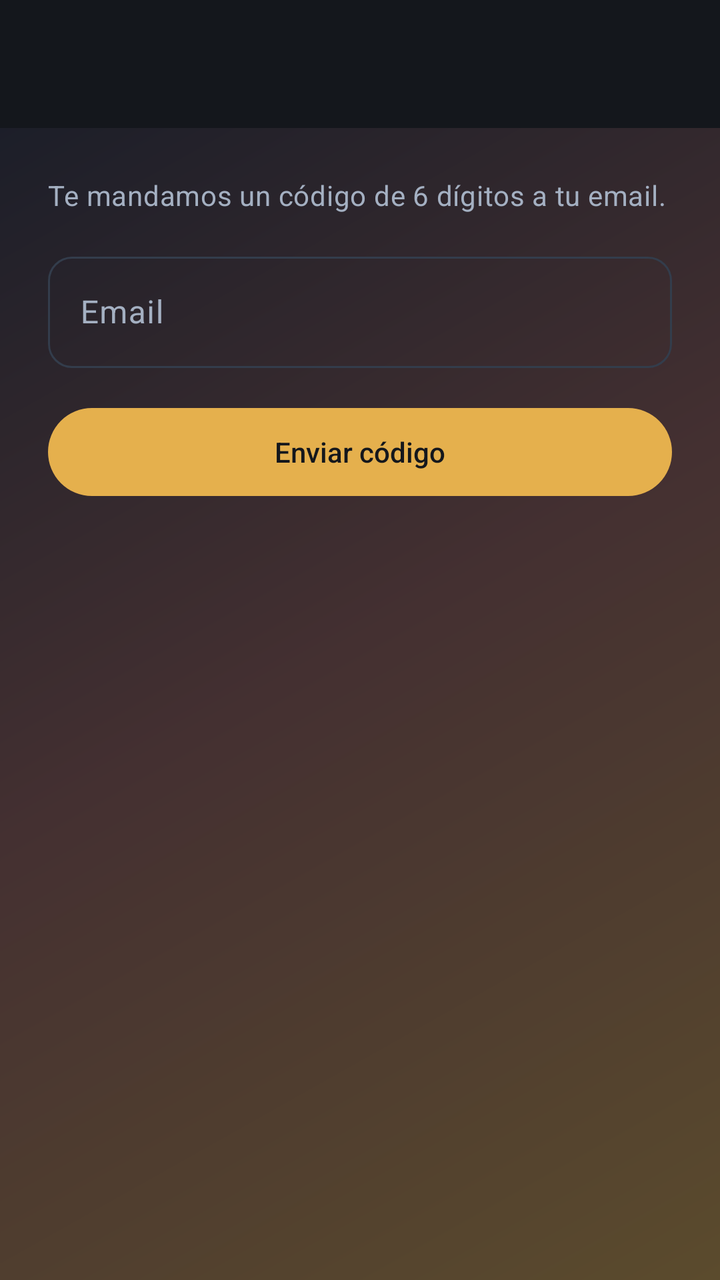
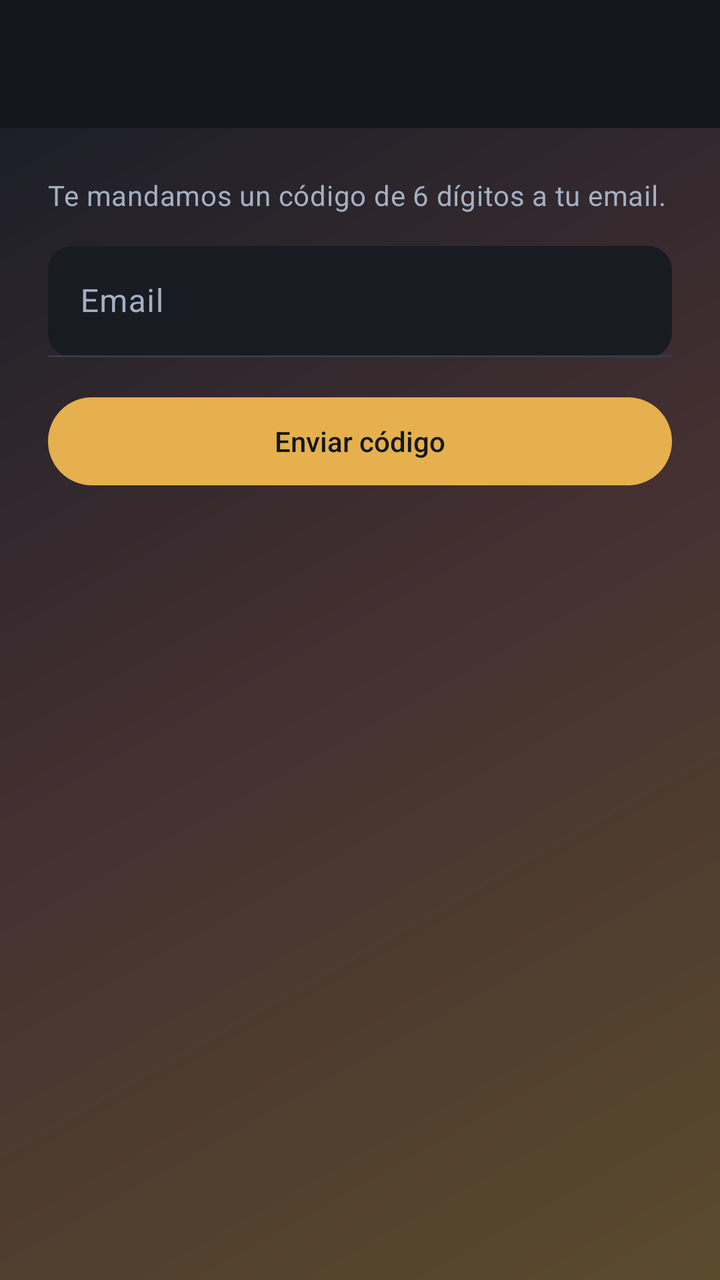

Screens rendered from an Android XML layout before and after an edit, with the pre-edit source and the edit as a unified diff.
<!-- AndroidManifest.xml: activity theme Theme.GestorPasantes.Login -->
<!-- res/layout/activity_recuperar_contrasena.xml -->
<?xml version="1.0" encoding="utf-8"?>
<LinearLayout xmlns:android="http://schemas.android.com/apk/res/android"
    xmlns:app="http://schemas.android.com/apk/res-auto"
    android:layout_width="match_parent"
    android:layout_height="match_parent"
    android:background="@drawable/bg_gradient_login"
    android:orientation="vertical">

    <androidx.appcompat.widget.Toolbar
        android:id="@+id/barraRecuperar"
        android:layout_width="match_parent"
        android:layout_height="?attr/actionBarSize"
        android:title="@string/titulo_recuperar_contrasena" />

    <ScrollView
        android:layout_width="match_parent"
        android:layout_height="0dp"
        android:layout_weight="1"
        android:fillViewport="true">

        <LinearLayout
            android:layout_width="match_parent"
            android:layout_height="wrap_content"
            android:orientation="vertical"
            android:padding="@dimen/espacio_lg">

            <TextView
                android:layout_width="match_parent"
                android:layout_height="wrap_content"
                android:layout_marginBottom="@dimen/espacio_md"
                android:text="@string/subtitulo_recuperar_contrasena"
                android:textAppearance="?attr/textAppearanceBodyMedium"
                android:textColor="@color/login_texto_secundario" />

            <com.google.android.material.textfield.TextInputLayout
                android:id="@+id/campoEmail"
                style="@style/Widget.Material3.TextInputLayout.OutlinedBox"
                android:layout_width="match_parent"
                android:layout_height="wrap_content"
                android:hint="@string/hint_email">

                <com.google.android.material.textfield.TextInputEditText
                    android:id="@+id/inputEmail"
                    android:layout_width="match_parent"
                    android:layout_height="wrap_content"
                    android:inputType="textEmailAddress" />
            </com.google.android.material.textfield.TextInputLayout>

            <com.google.android.material.button.MaterialButton
                android:id="@+id/botonEnviarCodigo"
                android:layout_width="match_parent"
                android:layout_height="wrap_content"
                android:layout_marginTop="@dimen/espacio_md"
                android:text="@string/boton_enviar_codigo" />

            <com.google.android.material.progressindicator.CircularProgressIndicator
                android:id="@+id/progresoRecuperar"
                android:layout_width="wrap_content"
                android:layout_height="wrap_content"
                android:layout_gravity="center_horizontal"
                android:layout_marginTop="@dimen/espacio_md"
                android:indeterminate="true"
                android:visibility="gone" />

        </LinearLayout>
    </ScrollView>
</LinearLayout>
<!-- resources referenced by this layout -->
<resources>
  <color name="login_texto_secundario">#A4B0C2</color>
  <dimen name="espacio_lg">24dp</dimen>
  <dimen name="espacio_md">16dp</dimen>
  <string name="boton_enviar_codigo">Enviar código</string>
  <string name="hint_email">Email</string>
  <string name="subtitulo_recuperar_contrasena">Te mandamos un código de 6 dígitos a tu email.</string>
  <string name="titulo_recuperar_contrasena">Recuperar contraseña</string>
  <style name="Theme.GestorPasantes" parent="Theme.Material3.DayNight.NoActionBar">
          <item name="colorPrimary">@color/primario</item>
          <item name="colorOnPrimary">@color/blanco</item>
          <item name="colorPrimaryContainer">@color/primario_contenedor</item>
          <item name="colorOnPrimaryContainer">@color/on_primario_contenedor</item>
          <item name="colorSecondary">@color/acento</item>
          <item name="colorOnSecondary">@color/on_acento</item>
          <item name="colorError">@color/error</item>
          <item name="colorOnError">@color/on_error</item>
          <item name="colorSurface">@color/superficie</item>
          <item name="colorOnSurface">@color/texto_principal</item>
          <item name="colorSurfaceVariant">@color/superficie_variante</item>
          <item name="colorOnSurfaceVariant">@color/texto_secundario</item>
          <item name="colorOutline">@color/contorno</item>
          <item name="android:colorBackground">@color/fondo</item>
          <item name="android:windowBackground">@color/fondo</item>
          <item name="android:statusBarColor">@color/primario_oscuro</item>
  
          
          <item name="android:windowDisablePreview">true</item>
  
          <item name="shapeAppearanceCornerExtraSmall">@style/ShapeAppearance.GestorPasantes.Small</item>
          <item name="shapeAppearanceCornerSmall">@style/ShapeAppearance.GestorPasantes.Small</item>
          <item name="shapeAppearanceCornerMedium">@style/ShapeAppearance.GestorPasantes.Medium</item>
          <item name="shapeAppearanceCornerLarge">@style/ShapeAppearance.GestorPasantes.Medium</item>
  
          <item name="materialButtonStyle">@style/Widget.GestorPasantes.Button</item>
          <item name="toolbarStyle">@style/Widget.GestorPasantes.Toolbar</item>
      </style>
  <color name="login_acento">#E5B04D</color>
  <color name="login_bg">#14171C</color>
  <color name="login_superficie">#1D222A</color>
  <color name="login_texto">#EAEEF5</color>
  <color name="login_contorno">#333D4C</color>
  <color name="login_error">#F08A7D</color>
  <color name="primario">#16233D</color>
  <color name="blanco">#FFFFFF</color>
  <color name="primario_contenedor">#DCE1EA</color>
  <color name="on_primario_contenedor">#16233D</color>
  <color name="acento">#D99A1F</color>
  <color name="on_acento">#2A1B03</color>
  <color name="error">#C1272D</color>
  <color name="on_error">#FFFFFF</color>
  <color name="superficie">#FFFFFF</color>
  <color name="texto_principal">#16233D</color>
  <color name="superficie_variante">#E7ECF2</color>
  <color name="texto_secundario">#55637A</color>
  <color name="contorno">#DCD6C8</color>
  <color name="fondo">#F4F2EC</color>
  <color name="primario_oscuro">#0E1626</color>
  <!-- unchanged entries left out for length: 8 -->
</resources>

<!-- the commit's change to res/layout/activity_recuperar_contrasena.xml (unified diff, before → after) -->
@@ -34,7 +34,8 @@
 
             <com.google.android.material.textfield.TextInputLayout
                 android:id="@+id/campoEmail"
-                style="@style/Widget.Material3.TextInputLayout.OutlinedBox"
+                style="@style/Widget.GestorPasantes.TextInputLayout"
+                app:boxBackgroundColor="@color/login_campo"
                 android:layout_width="match_parent"
                 android:layout_height="wrap_content"
                 android:hint="@string/hint_email">
<!-- resource entries referenced after the edit -->
@@ -1,5 +1,6 @@
 <!-- resources referenced by this layout -->
 <resources>
+  <color name="login_campo">#181C22</color>
   <color name="login_texto_secundario">#A4B0C2</color>
   <dimen name="espacio_lg">24dp</dimen>
   <dimen name="espacio_md">16dp</dimen>
@@ -7,6 +8,17 @@
   <string name="hint_email">Email</string>
   <string name="subtitulo_recuperar_contrasena">Te mandamos un código de 6 dígitos a tu email.</string>
   <string name="titulo_recuperar_contrasena">Recuperar contraseña</string>
+  <style name="Widget.GestorPasantes.TextInputLayout" parent="Widget.Material3.TextInputLayout.FilledBox">
+          <item name="shapeAppearanceOverlay">@style/ShapeAppearanceOverlay.GestorPasantes.Campo</item>
+          <item name="boxBackgroundColor">@color/campo</item>
+          <item name="boxStrokeWidth">1dp</item>
+          <item name="boxStrokeWidthFocused">2dp</item>
+      </style>
+  <style name="ShapeAppearanceOverlay.GestorPasantes.Campo" parent="">
+          <item name="cornerFamily">rounded</item>
+          <item name="cornerSize">12dp</item>
+      </style>
+  <color name="campo">#F9F8F5</color>
   <style name="Theme.GestorPasantes" parent="Theme.Material3.DayNight.NoActionBar">
           <item name="colorPrimary">@color/primario</item>
           <item name="colorOnPrimary">@color/blanco</item>
@@ -35,6 +47,7 @@
   
           <item name="materialButtonStyle">@style/Widget.GestorPasantes.Button</item>
           <item name="toolbarStyle">@style/Widget.GestorPasantes.Toolbar</item>
+          <item name="textInputStyle">@style/Widget.GestorPasantes.TextInputLayout</item>
       </style>
   <color name="login_acento">#E5B04D</color>
   <color name="login_bg">#14171C</color>
